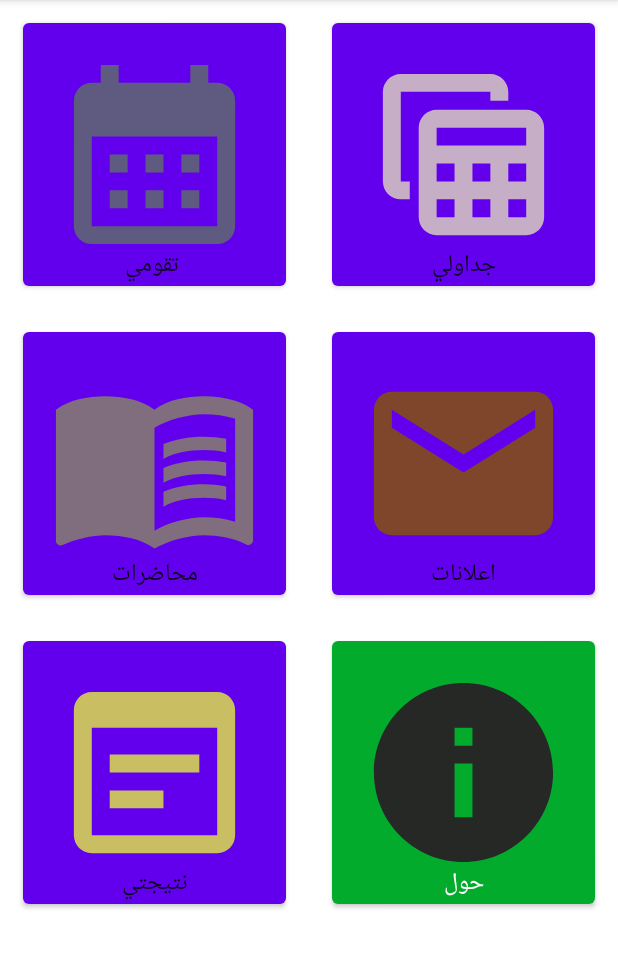
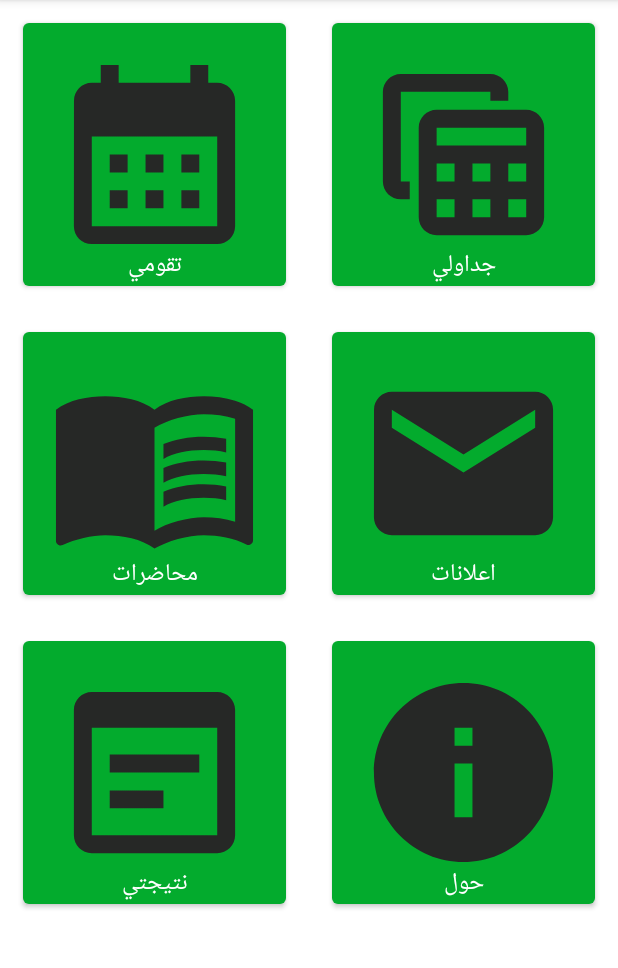
Before and after one commit to ibrahiminmahmoud/MyCollege, an Android app built with Jetpack Compose: the MainScreen screen opened through its navigation route, on a phone screen of 412 x 824 dp, the part 84-1052 px from its top. Run offline under Robolectric (Android 15) with nearby library versions, the phone set to English and light mode, and no system bars.

Commit message:
the new change

```diff
--- a/app/src/main/java/com/example/mycollege/view/Home.kt
+++ b/app/src/main/java/com/example/mycollege/view/Home.kt
@@ -198,170 +198,28 @@ fun DrawerItem(  item: NavigationItem, selected: Boolean, onItemClick: (Navigati
 fun Home(navController: NavController) {
 
    LazyVerticalGrid(cells = GridCells.Adaptive(150.dp)) {
-
        items(1) {
-           Box(
-               modifier = Modifier
-                   .padding(15.dp)
-                   .background(color = Color(0xFFededed), shape = RoundedCornerShape(15.dp))
-                   .aspectRatio(1f),
-
-
-               contentAlignment = Alignment.BottomCenter
-           ) {
-               Button(
-                   onClick = { /*TODO*/ }
-               ) {
-                   Icon(
-                       painter = painterResource(id = R.drawable.ic_baseline_calendar_month_24),
-                       contentDescription = "test",
-                       modifier = Modifier
-                           .height(180.dp)
-                           .clickable { navController.navigate("calender_page") }
-                           .width(150.dp),
-                       tint =  Color(0xFF5E5A80)
-                   )
-               }
-
-               Text(text = "تقومي ",
-                  modifier = Modifier.clickable { navController.navigate("calender_page") },
-
-                   )
-           }
+           box("تقومي",R.drawable.ic_baseline_calendar_month_24,"calender_page",navController)
        }
        items(1) {
-           Box(
-               modifier = Modifier
-                   .padding(15.dp)
-                   .background(color = Color(0xFFededed), shape = RoundedCornerShape(15.dp))
-                   .aspectRatio(1f),
-               contentAlignment = Alignment.BottomCenter
-           ) {
-               Button(
-                   onClick = { /*TODO*/ }
-               ) {
-                   Icon(
-                       painter = painterResource(id = R.drawable.ic_baseline_table_view_24),
-                       contentDescription = "test",
-                       modifier = Modifier
-                           .height(180.dp)
-                           .width(150.dp)
-                           .clickable {
-                               navController.navigate("Tables_page")
-                           },
-                       tint =  Color(0xFFC6AEC7)
-
-                   )
-               }
-               Spacer(modifier = Modifier.padding(15.dp))
-
-               Box {
-                   Text(
-                       text = "جداولي",
-                       modifier = Modifier.clickable { navController.navigate("Tables_page") },
-                   )
-               }
-
-
-           }
+           box("جداولي",R.drawable.ic_baseline_table_view_24,"Tables_page",navController)
        }
        /****Lecture***/
        items(1) {
-           Box(
-               modifier = Modifier
-                   .padding(15.dp)
-                   .background(color = Color(0xFFededed), shape = RoundedCornerShape(15.dp))
-                   .aspectRatio(1f),
-               contentAlignment = Alignment.BottomCenter
-           ) {
-               Button(
-                   onClick = { /*TODO*/ }
-               ) {
-                   Icon(
-                       painter = painterResource(id = R.drawable.ic_baseline_menu_book_24),
-                       contentDescription = "test",
-                       modifier = Modifier
-                           .height(180.dp)
-                           .clickable { navController.navigate("lectures_page") }
-                           .width(150.dp),
-                       tint =  Color(0xFF806D7E)
+           box("محاضرات",R.drawable.ic_baseline_menu_book_24,"lectures_page",navController)
+       }
+       /****endLecture***/
 
-                   )
-               }
-               Spacer(modifier = Modifier.padding(15.dp))
-
-               Text(text = "محاضرات")
-
-
-           }
-       }
-              /****endLecture***/
-
-              /****Start Post***/
+       /****Start Post***/
 
        items(1) {
-           Box(
-               modifier = Modifier
-                   .padding(15.dp)
-                   .background(color = Color(0xFFededed), shape = RoundedCornerShape(15.dp))
-
-                   .aspectRatio(1f),
-               contentAlignment = Alignment.BottomCenter
-           ) {
-               Button(
-                   onClick = { /*TODO*/ }
-               ) {
-                   Icon(
-                       painter = painterResource(id = R.drawable.ic_baseline_local_post_office_24),
-                       contentDescription = "test",
-                       modifier = Modifier
-                           .height(180.dp)
-                           .clickable { navController.navigate("post_page") }
-                           .width(150.dp),
-                       tint =  Color(0xFF7F462C)
-
-                   )
-               }
-               Spacer(modifier = Modifier.padding(15.dp))
-
-               Text(text = "اعلانات")
-
-
-           }
+           box("اعلانات",R.drawable.ic_baseline_local_post_office_24,"post_page",navController)
        }
-
        /****End Post***/
        /****Start result***/
 
        items(1) {
-           Box(
-               modifier = Modifier
-                   .padding(15.dp)
-                   .background(color = Color(0xFFededed), shape = RoundedCornerShape(15.dp))
-
-                   .aspectRatio(1f),
-               contentAlignment = Alignment.BottomCenter
-           ) {
-               Button(
-                   onClick = { /*TODO*/ }
-               ) {
-                   Icon(
-                       painter = painterResource(id = R.drawable.ic_outline_wysiwyg_24),
-                       contentDescription = "test",
-                       modifier = Modifier
-                           .height(180.dp)
-                           .clickable { navController.navigate("result_page") }
-                           .width(150.dp),
-                       tint =  Color(0xFFC9BE62)
-
-                   )
-               }
-               Spacer(modifier = Modifier.padding(15.dp))
-
-               Text(text = "نتيجتي")
-
-
-           }
+           box("نتيجتي",R.drawable.ic_outline_wysiwyg_24,"result_page",navController)
        }
        /****End  result***/
 
```
